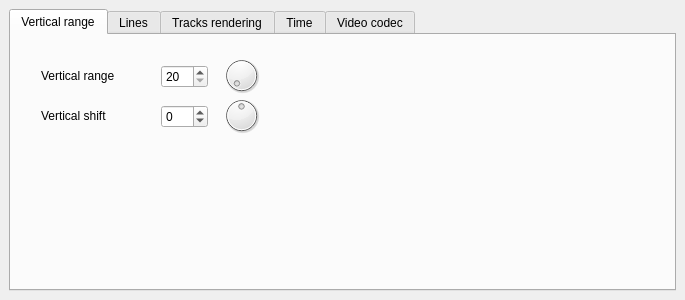
The window that dockwidrender.ui (lgmventura/MusicaVisual) describes before a commit, drawn with Qt 5.
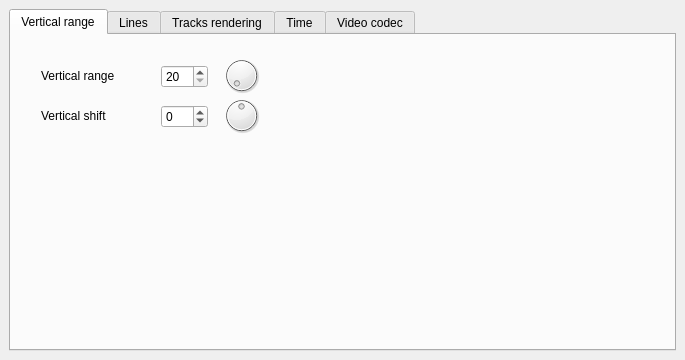
The same window after the commit.

```diff
--- a/dockwidrender.ui
+++ b/dockwidrender.ui
@@ -7,7 +7,7 @@
     <x>0</x>
     <y>0</y>
     <width>685</width>
-    <height>300</height>
+    <height>360</height>
    </rect>
   </property>
   <property name="floating">
```
